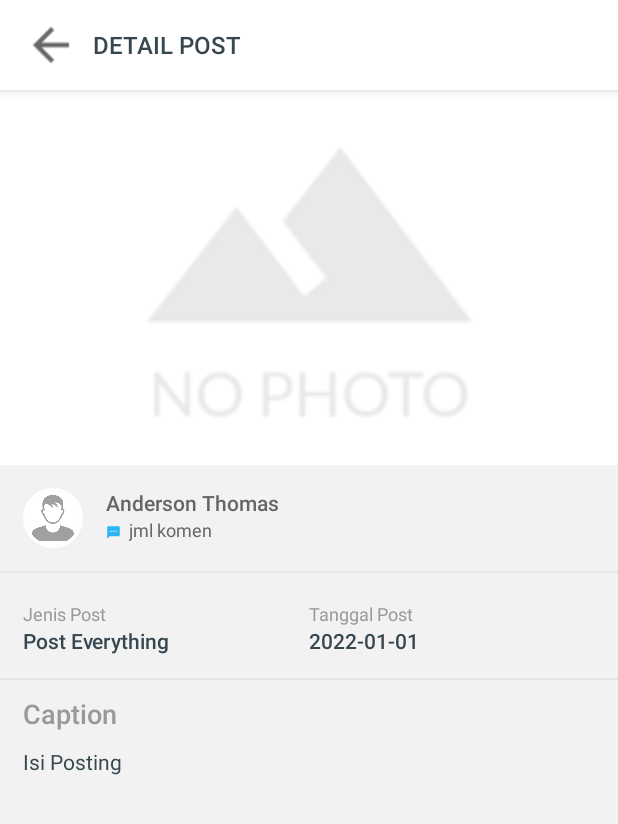
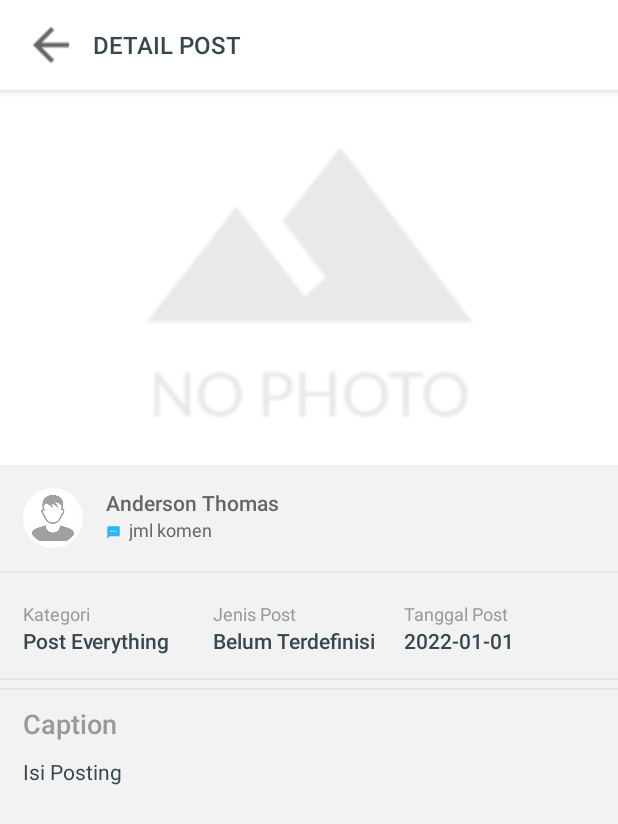
Before and after one commit to leonferdian/i-love-padma-apk, an Android app: the detail_post_everything screen opened directly, with no data from a screen before it, on a phone screen of 412 x 824 dp. Shown: the top 824 px of the screen. Run offline under Robolectric (Android 15) with nearby library versions, the phone set to English and light mode, and no system bars; our stand-ins replace Picasso, Volley; libraries missing offline, so code that uses them is left out: com.ablanco.zoomy, com.mikhaellopez.circularimageview; plain views replace CircularImageView; pictures from the network do not load; 2 statements that could not run were skipped.

Commit message:
update View Pertanyaan Post Everything + detail post Everything + version 1.23

```diff
--- a/app/build.gradle
+++ b/app/build.gradle
@@ -9,8 +9,8 @@ android {
         applicationId "com.project45.ilovepadma"
         minSdkVersion 21
         targetSdkVersion 31
-        versionCode 22
-        versionName "ILV1.22"
+        versionCode 23
+        versionName "ILV1.23"
 
         testInstrumentationRunner "androidx.test.runner.AndroidJUnitRunner"
     }
--- a/app/src/main/AndroidManifest.xml
+++ b/app/src/main/AndroidManifest.xml
@@ -40,8 +40,8 @@
         android:supportsRtl="true"
         android:theme="@style/Theme.ILovePadma"
         android:usesCleartextTraffic="true"
-        android:versionCode="22"
-        android:versionName="ILV1.22">
+        android:versionCode="23"
+        android:versionName="ILV1.23">
         <activity
             android:name="com.theartofdev.edmodo.cropper.CropImageActivity"
             android:theme="@style/Base.Theme.AppCompat" />
--- a/app/src/main/res/layout/account_user.xml
+++ b/app/src/main/res/layout/account_user.xml
@@ -240,7 +240,7 @@
                         android:layout_marginBottom="15dp"
                         android:layout_marginTop="0dp"
                         android:gravity="center_horizontal"
-                        android:text="App Version : ILV1.21" />
+                        android:text="App Version : ILV1.23" />
 
                 </LinearLayout>
 
--- a/app/src/main/res/layout/detail_post_everything.xml
+++ b/app/src/main/res/layout/detail_post_everything.xml
@@ -182,7 +182,7 @@
                             android:layout_width="wrap_content"
                             android:layout_height="wrap_content"
                             android:layout_marginTop="@dimen/spacing_small"
-                            android:text="Jenis Post"
+                            android:text="Kategori"
                             android:textAppearance="@style/TextAppearance.AppCompat.Caption"
                             android:textColor="@color/grey_40" />
 
@@ -190,6 +190,30 @@
                             android:layout_width="wrap_content"
                             android:layout_height="wrap_content"
                             android:text="Post Everything"
+                            android:textAppearance="@style/TextAppearance.AppCompat.Body2"
+                            android:textColor="@color/grey_80" />
+
+                    </LinearLayout>
+
+                    <LinearLayout
+                        android:layout_width="0dp"
+                        android:layout_height="match_parent"
+                        android:layout_weight="1"
+                        android:orientation="vertical">
+
+                        <TextView
+                            android:layout_width="wrap_content"
+                            android:layout_height="wrap_content"
+                            android:layout_marginTop="@dimen/spacing_small"
+                            android:text="Jenis Post"
+                            android:textAppearance="@style/TextAppearance.AppCompat.Caption"
+                            android:textColor="@color/grey_40" />
+
+                        <TextView
+                            android:id="@+id/txt_jenis_post"
+                            android:layout_width="wrap_content"
+                            android:layout_height="wrap_content"
+                            android:text="Belum Terdefinisi"
                             android:textAppearance="@style/TextAppearance.AppCompat.Body2"
                             android:textColor="@color/grey_80" />
 
@@ -223,6 +247,31 @@
                 </LinearLayout>
 
 
+
+                <View
+                    android:layout_width="match_parent"
+                    android:layout_height="1dp"
+                    android:background="@color/grey_10" />
+
+                <LinearLayout
+                    android:layout_width="match_parent"
+                    android:layout_height="wrap_content"
+                    android:layout_weight="1"
+                    android:elevation="60dp"
+                    android:orientation="vertical">
+
+                    <TableLayout
+                        android:id="@+id/table_pertanyaan"
+                        android:layout_width="match_parent"
+                        android:layout_height="match_parent"
+                        android:layout_marginLeft="5dp"
+                        android:layout_marginRight="5dp"
+                        android:layout_marginTop="5dp"
+                        android:gravity="top"
+                        android:stretchColumns="1,2,3">
+                    </TableLayout>
+
+                </LinearLayout>
 
                 <View
                     android:layout_width="match_parent"
```
Also changed, not shown: app/src/main/java/com/project45/ilovepadma/adapter/adapter_list_timeline_pe2.java (+113 -3 lines), app/src/main/java/com/project45/ilovepadma/data/Data_join_visit.java (+28 -1 lines), app/src/main/java/com/project45/ilovepadma/data/Data_pertanyaan_post_everything.java (added, +71 -0 lines), app/src/main/java/com/project45/ilovepadma/timeline/detail_post_everything.java (+52 -5 lines), app/src/main/java/com/project45/ilovepadma/timeline/list_timeline_post_everything2.java (+37 -5 lines), app/src/main/res/layout/item_timeline_ilv2.xml (+21 -0 lines).
